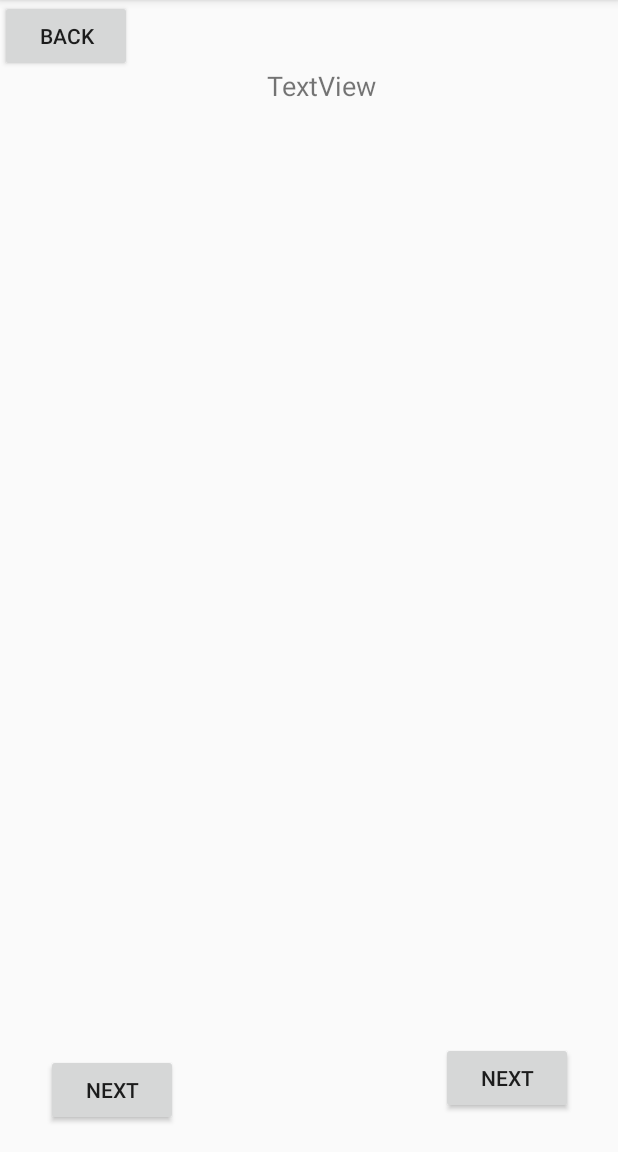
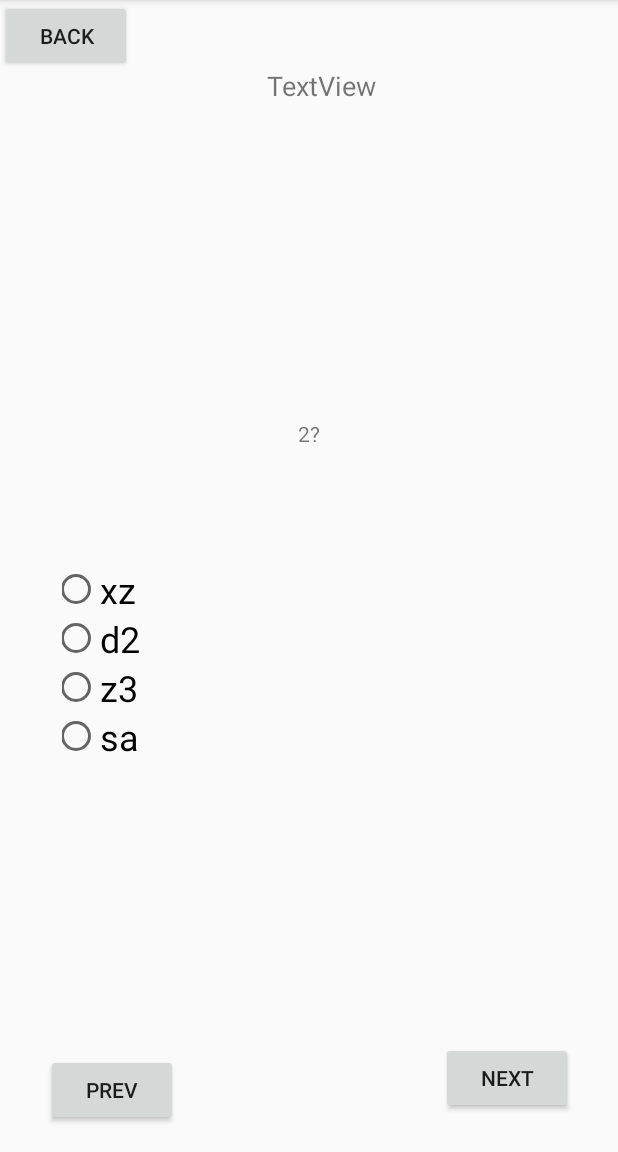
Before and after one commit to jamesp101/agriculture-reviewer, an Android app: the QuizActivity screen opened directly, with no data from a screen before it, after a tap on "NEXT", on a phone screen of 412 x 824 dp, the part 84-1236 px from its top. Run offline under Robolectric (Android 15) with nearby library versions, the phone set to English and light mode, and no system bars.

Commit message:
Question and answer next

```diff
--- a/app/src/main/java/com/james/reviewer/LoginActivity.java
+++ b/app/src/main/java/com/james/reviewer/LoginActivity.java
@@ -60,7 +60,9 @@ public class LoginActivity extends AppCompatActivity {
             }
         });
 
-
+        database.addQuestions("1?","x" ,"d" ,"z","s","a");
+        database.addQuestions("2?","xz" ,"d2" ,"z3","sa","c");
+        database.addQuestions("3?","x123" ,"d123" ,"z123","s213","d");
 
     }
 }
--- a/app/src/main/java/com/james/reviewer/QuestionsAndAnswersFragment.java
+++ b/app/src/main/java/com/james/reviewer/QuestionsAndAnswersFragment.java
@@ -36,7 +36,11 @@ public class QuestionsAndAnswersFragment extends Fragment{
         // Required empty public constructor
     }
     public void SetQuestion(String question, String choice1, String choice2,String choice3, String choice4 ){
-
+        this.question = question;
+        this.choice1 = choice1;
+        this.choice2 = choice2;
+        this.choice3 = choice3;
+        this.choice4 = choice4;
     }
 
     @Override
--- a/app/src/main/java/com/james/reviewer/QuizActivity.java
+++ b/app/src/main/java/com/james/reviewer/QuizActivity.java
@@ -1,5 +1,6 @@
 package com.james.reviewer;
 
+import android.database.Cursor;
 import android.os.Bundle;
 import android.support.v4.app.FragmentManager;
 import android.support.v7.app.AppCompatActivity;
@@ -12,9 +13,13 @@ import java.util.LinkedList;
 public class QuizActivity extends AppCompatActivity implements QuestionsAndAnswersFragment.OnFragmentInteractionListener{
 
     FragmentManager fragmentManager;
-    LinkedList<QuestionsAndAnswersFragment> qnaFragment;
+    LinkedList<QuestionsAndAnswersFragment> qnaFragment = new LinkedList<>();
+    LinkedList <String> id = new LinkedList<>();
+    Button btnNext, btnBack,btnPrev;
 
-    Button btnNext, btnBack,btnPrev;
+    Cursor c;
+
+    String queston,choice1,choice2,choice3,choice4;
 
     String ans;
 
@@ -27,39 +32,69 @@ public class QuizActivity extends AppCompatActivity implements QuestionsAndAnswe
 
         fragmentManager = getSupportFragmentManager();
 
-        qnaFragment.add( new  QuestionsAndAnswersFragment());
+
+         c = database.GetRandomizedQuestion();
+        c.moveToFirst();
+        NextQuestion();
+
+
+
+
+        QuestionsAndAnswersFragment first = new QuestionsAndAnswersFragment();
+        first.SetQuestion(queston,choice1,choice2,choice3,choice4);
+
+        qnaFragment.add(first);
 
         fragmentManager.beginTransaction().replace(R.id.forFragment, qnaFragment.get(0)).commit();
 
 
+
         btnNext = (Button) findViewById(R.id.button_nextqustion);
-        btnNext.setOnClickListener(new View.OnClickListener() {
-            @Override
-            public void onClick(View view) {
 
-            }
-        });
         btnNext = (Button) findViewById(R.id.button_prevquestion);
-        btnNext.setOnClickListener(new View.OnClickListener() {
-            @Override
-            public void onClick(View view) {
 
-            }
-        });
         btnBack = (Button) findViewById(R.id.button_quizback);
-        btnBack.setOnClickListener(new View.OnClickListener() {
-            @Override
-            public void onClick(View view) {
-                finish();
-            }
-        });
+
+
+        QuestionsAndAnswersFragment trans = new QuestionsAndAnswersFragment();
+        trans.SetQuestion(queston,choice1,choice2,choice3,choice4);
+        fragmentManager.beginTransaction().replace(R.id.forFragment, trans).commit();
 
 
     }
 
 
+    public void PrevQuestionOnClick(View v){
+
+    }
+
+    public void NextQuestionOnClick(View v){
+        NextQuestion();
+
+        QuestionsAndAnswersFragment trans = new QuestionsAndAnswersFragment();
+        trans.SetQuestion(queston,choice1,choice2,choice3,choice4);
+        fragmentManager.beginTransaction().replace(R.id.forFragment, trans).commit();
+    }
+
+    void NextQuestion(){
+        if(c.getPosition() == 0){
+            c.moveToFirst();
+        }
+        if(c.getPosition() < c.getCount()){
+            id.add(c.getString(c.getColumnIndex(DatabaseHandler.QUESTION_ID)));
+            queston = c.getString(c.getColumnIndex(DatabaseHandler.QUESTION_DESC));
+            choice1 = c.getString(c.getColumnIndex(DatabaseHandler.QUESTION_CHOICE1));
+            choice2 = c.getString(c.getColumnIndex(DatabaseHandler.QUESTION_CHOICE2));
+            choice3 = c.getString(c.getColumnIndex(DatabaseHandler.QUESTION_CHOICE3));
+            choice4 = c.getString(c.getColumnIndex(DatabaseHandler.QUESTION_CHOICE4));
+            // correct = c.getString(c.getColumnIndex(DatabaseHandler.QUESTION_CORRECTANS));
+            c.moveToNext();
+        }
 
 
+
+
+    }
 
 
     @Override
--- a/app/src/main/java/com/james/reviewer/SignUpActivity.java
+++ b/app/src/main/java/com/james/reviewer/SignUpActivity.java
@@ -25,7 +25,7 @@ public class SignUpActivity extends AppCompatActivity {
         editPassConfirm = (EditText) findViewById(R.id.edit_addpasswordconfirm);
 
         textError = (TextView) findViewById(R.id.text_error);
-        btnBack = (Button) findViewById(R.id.button_back);
+        btnBack = (Button) findViewById(R.id.button_signupback);
         btnConfirm = (Button) findViewById(R.id.button_confirm);
 
         textError.setVisibility(View.INVISIBLE);
--- a/app/src/main/res/layout/activity_quiz.xml
+++ b/app/src/main/res/layout/activity_quiz.xml
@@ -35,6 +35,7 @@
         android:id="@+id/button_nextqustion"
         android:layout_width="wrap_content"
         android:layout_height="wrap_content"
+        android:onClick="NextQuestionOnClick"
         android:text="Next"
         app:layout_constraintBottom_toBottomOf="parent"
         app:layout_constraintHorizontal_bias="0.908"
@@ -47,7 +48,8 @@
         android:id="@+id/button_prevquestion"
         android:layout_width="wrap_content"
         android:layout_height="wrap_content"
-        android:text="Next"
+        android:onClick="PrevQuestionOnClick"
+        android:text="PREV"
         app:layout_constraintBottom_toBottomOf="parent"
         app:layout_constraintHorizontal_bias="0.094"
         app:layout_constraintLeft_toLeftOf="parent"
--- a/app/src/main/res/layout/activity_sign_in.xml
+++ b/app/src/main/res/layout/activity_sign_in.xml
@@ -91,7 +91,7 @@
         app:layout_constraintVertical_bias="0.0" />
 
     <Button
-        android:id="@+id/button_quizback"
+        android:id="@+id/button_signupback"
         android:layout_width="wrap_content"
         android:layout_height="wrap_content"
         android:text="Back"
```
Also changed, not shown: app/src/main/java/com/james/reviewer/DatabaseHandler.java (+23 -15 lines).
